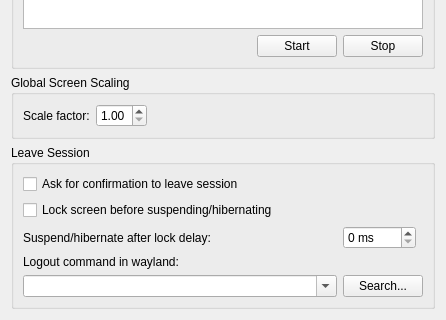
Qt form lxqt-config-session/basicsettings.ui (stefonarch/lxqt-session) before a commit; both pictures show x 0 to 446 and y 391 to 711 of the 446 by 711 pixel window.
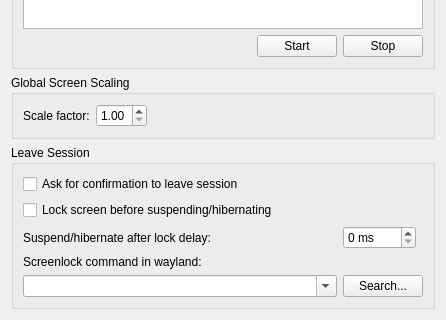
The same form after that commit.

Commit message: Fix wrong name for screenlocker

The edit to the form file:
```diff
--- a/lxqt-config-session/basicsettings.ui
+++ b/lxqt-config-session/basicsettings.ui
@@ -180,7 +180,7 @@
       <item row="3" column="0">
        <widget class="QLabel" name="wayLockCommandLabel">
         <property name="text">
-         <string>Logout command in wayland:</string>
+         <string>Screenlock command in wayland:</string>
         </property>
        </widget>
       </item>
```
Left out of the diff: 2 changed lines with no effect on the pictures.
